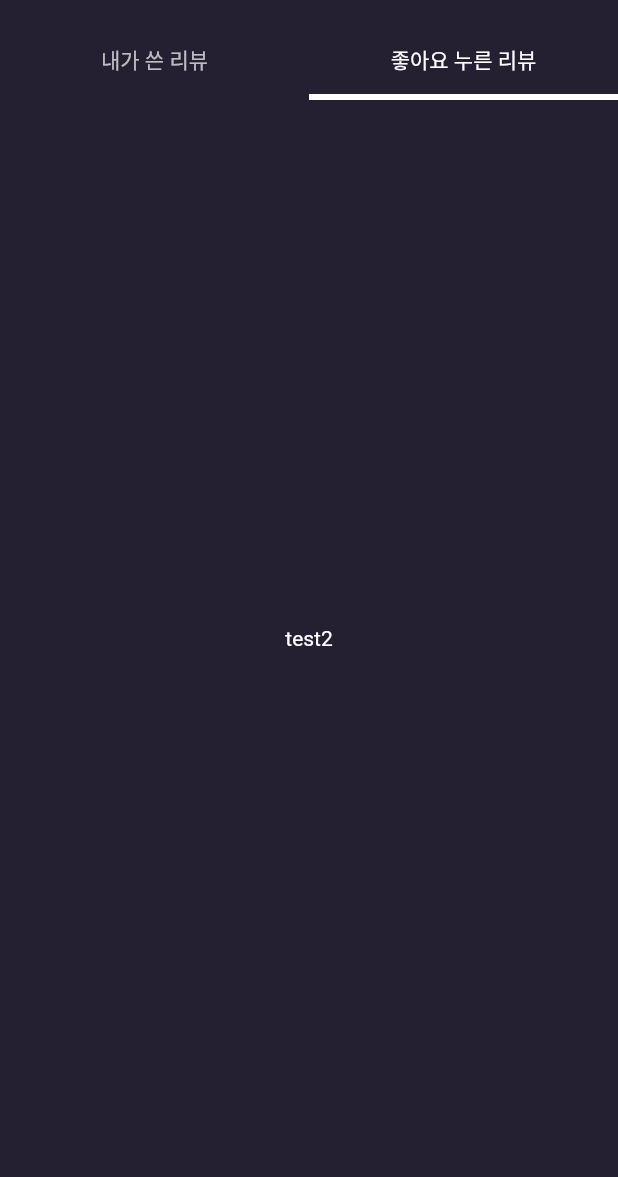
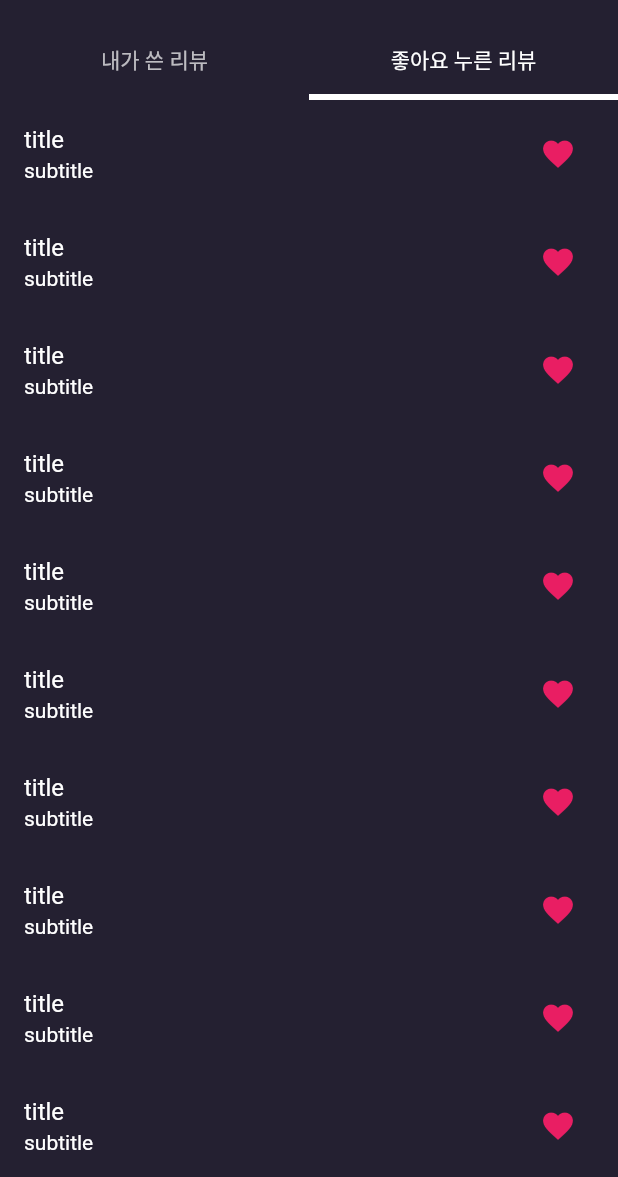
Before and after one commit to Sunnyryu/bogobaba, a Flutter app: the MyPage screen opened directly, tab 2 chosen, on a phone screen of 412 x 824 dp, the part 59-1236 px from its top. Run offline on Flutter 3.47's test engine with Material 2 defaults, Android fonts, the phone set to English and light mode, and no system bars; our stand-ins replace cloud_firestore, dio, firebase_auth, firebase_core, flutter_dotenv; accounts and stored records are empty.

Commit message:
myPage likeList

```diff
--- a/lib/pages/my_page.dart
+++ b/lib/pages/my_page.dart
@@ -96,11 +96,31 @@ class _MyPageState extends State<MyPage> with TickerProviderStateMixin {
                           );
                         });
                   }),
-              Center(
-                  child: Text(
-                'test2',
-                style: TextStyle(color: Colors.white),
-              )),
+              ListView.builder(
+                  // itemCount: documents.length,
+                  itemBuilder: (context, index) {
+                // final doc = documents[index];
+                // String movieName = doc.get("name");
+                // String review = doc.get("content");
+                // String reviewId = doc.id;
+                return ListTile(
+                  title: Text(
+                    'title',
+                    style: TextStyle(color: Colors.white),
+                  ),
+                  subtitle: Text(
+                    'subtitle',
+                    style: TextStyle(color: Colors.white),
+                  ),
+                  trailing: IconButton(
+                    onPressed: () {
+                      print('delete');
+                    },
+                    icon: Icon(Icons.favorite),
+                    color: Colors.pink,
+                  ),
+                );
+              }),
             ]),
           ),
         );
```
